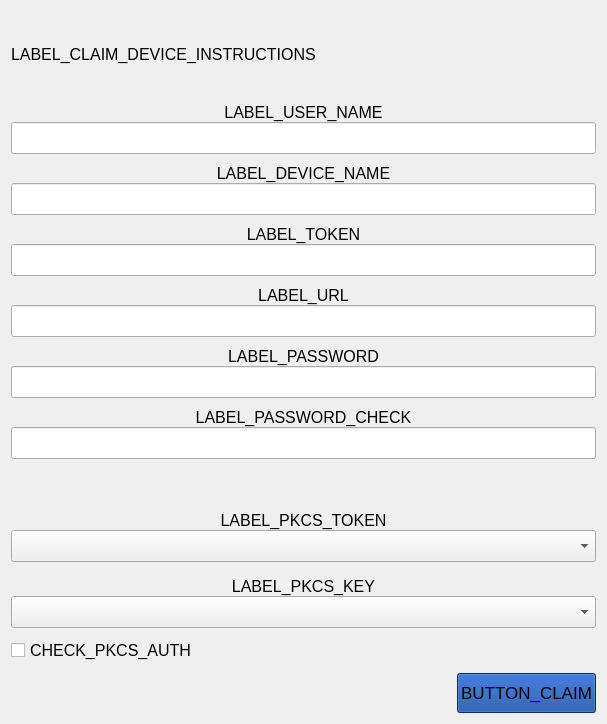
This is parsec/core/gui/forms/claim_device_widget.ui in Scille/parsec-cloud as Qt 5 draws it before an edit. The edited form follows.
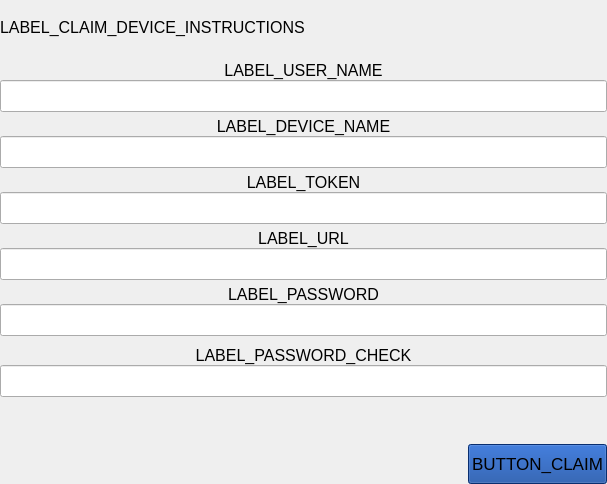
This is the edited form. Custom widgets are drawn as their Qt base class.

Patch:
```diff
--- a/parsec/core/gui/forms/claim_device_widget.ui
+++ b/parsec/core/gui/forms/claim_device_widget.ui
@@ -7,7 +7,7 @@
     <x>0</x>
     <y>0</y>
     <width>607</width>
-    <height>724</height>
+    <height>484</height>
    </rect>
   </property>
   <property name="sizePolicy">
@@ -38,6 +38,18 @@
 }</string>
   </property>
   <layout class="QVBoxLayout" name="verticalLayout_4">
+   <property name="leftMargin">
+    <number>0</number>
+   </property>
+   <property name="topMargin">
+    <number>0</number>
+   </property>
+   <property name="rightMargin">
+    <number>0</number>
+   </property>
+   <property name="bottomMargin">
+    <number>0</number>
+   </property>
    <item>
     <widget class="QLabel" name="label_9">
      <property name="font">
@@ -72,7 +84,7 @@
      </property>
      <layout class="QVBoxLayout" name="verticalLayout">
       <property name="spacing">
-       <number>10</number>
+       <number>5</number>
       </property>
       <property name="leftMargin">
        <number>0</number>
@@ -383,142 +395,6 @@
         </layout>
        </widget>
       </item>
-      <item>
-       <widget class="QWidget" name="widget_pkcs11" native="true">
-        <property name="font">
-         <font>
-          <pointsize>12</pointsize>
-         </font>
-        </property>
-        <property name="styleSheet">
-         <string notr="true"/>
-        </property>
-        <layout class="QVBoxLayout" name="verticalLayout_3">
-         <property name="spacing">
-          <number>15</number>
-         </property>
-         <property name="leftMargin">
-          <number>0</number>
-         </property>
-         <property name="topMargin">
-          <number>0</number>
-         </property>
-         <property name="rightMargin">
-          <number>0</number>
-         </property>
-         <property name="bottomMargin">
-          <number>0</number>
-         </property>
-         <item>
-          <layout class="QVBoxLayout" name="verticalLayout_11">
-           <property name="spacing">
-            <number>0</number>
-           </property>
-           <item>
-            <widget class="QLabel" name="label_4">
-             <property name="font">
-              <font>
-               <pointsize>12</pointsize>
-              </font>
-             </property>
-             <property name="styleSheet">
-              <string notr="true"/>
-             </property>
-             <property name="text">
-              <string>LABEL_PKCS_TOKEN</string>
-             </property>
-             <property name="alignment">
-              <set>Qt::AlignCenter</set>
-             </property>
-            </widget>
-           </item>
-           <item>
-            <widget class="QComboBox" name="combo_pkcs11_token">
-             <property name="minimumSize">
-              <size>
-               <width>0</width>
-               <height>32</height>
-              </size>
-             </property>
-             <property name="font">
-              <font>
-               <pointsize>12</pointsize>
-              </font>
-             </property>
-             <property name="styleSheet">
-              <string notr="true">color: black;</string>
-             </property>
-            </widget>
-           </item>
-          </layout>
-         </item>
-         <item>
-          <layout class="QVBoxLayout" name="verticalLayout_12">
-           <property name="spacing">
-            <number>0</number>
-           </property>
-           <item>
-            <widget class="QLabel" name="label_5">
-             <property name="font">
-              <font>
-               <pointsize>12</pointsize>
-              </font>
-             </property>
-             <property name="styleSheet">
-              <string notr="true"/>
-             </property>
-             <property name="text">
-              <string>LABEL_PKCS_KEY</string>
-             </property>
-             <property name="alignment">
-              <set>Qt::AlignCenter</set>
-             </property>
-            </widget>
-           </item>
-           <item>
-            <widget class="QComboBox" name="combo_pkcs11_key">
-             <property name="minimumSize">
-              <size>
-               <width>0</width>
-               <height>32</height>
-              </size>
-             </property>
-             <property name="font">
-              <font>
-               <pointsize>12</pointsize>
-              </font>
-             </property>
-             <property name="styleSheet">
-              <string notr="true"/>
-             </property>
-            </widget>
-           </item>
-          </layout>
-         </item>
-        </layout>
-       </widget>
-      </item>
-      <item>
-       <widget class="QCheckBox" name="check_box_use_pkcs11">
-        <property name="font">
-         <font>
-          <pointsize>12</pointsize>
-         </font>
-        </property>
-        <property name="styleSheet">
-         <string notr="true"/>
-        </property>
-        <property name="text">
-         <string>CHECK_PKCS_AUTH</string>
-        </property>
-        <property name="checkable">
-         <bool>true</bool>
-        </property>
-        <property name="checked">
-         <bool>false</bool>
-        </property>
-       </widget>
-      </item>
       <item>
        <layout class="QHBoxLayout" name="horizontalLayout_3">
         <property name="spacing">
```
Left out of the diff: 35 changed lines with no effect on the pictures.
